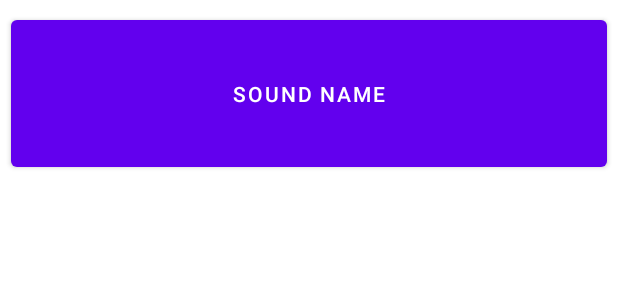
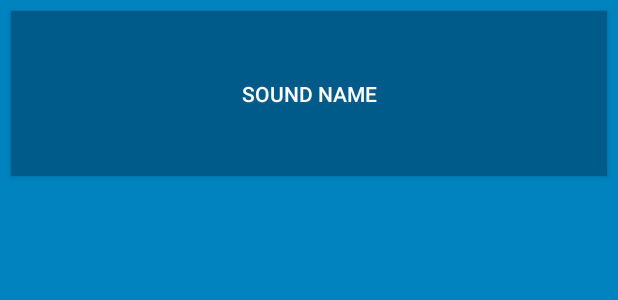
Before and after one commit to lindrid/BeatBox, an Android app: the layout list_item_sound.xml on its own in the app's theme, with its tools: preview values and no code run, on a phone screen of 412 x 824 dp. Shown: the top 300 px of the screen. Run offline under Robolectric (Android 15) with nearby library versions, the phone set to English and light mode, and no system bars.

Commit message:
end of themes and styles, 21 chapter

```diff
--- a/app/src/main/AndroidManifest.xml
+++ b/app/src/main/AndroidManifest.xml
@@ -8,7 +8,7 @@
         android:label="@string/app_name"
         android:roundIcon="@mipmap/ic_launcher_round"
         android:supportsRtl="true"
-        android:theme="@style/Theme.MyApplication">
+        android:theme="@style/AppTheme">
         <activity android:name="com.example.beatbox.MainActivity">
             <intent-filter>
                 <action android:name="android.intent.action.MAIN" />
--- a/app/src/main/res/layout/list_item_sound.xml
+++ b/app/src/main/res/layout/list_item_sound.xml
@@ -9,6 +9,7 @@
         />
     </data>
     <Button
+        style="@style/BeatBoxButton"
         android:layout_width="match_parent"
         android:layout_height="110dp"
         android:padding="7dp"
--- a/app/src/main/res/values/colors.xml
+++ b/app/src/main/res/values/colors.xml
@@ -7,4 +7,15 @@
     <color name="teal_700">#FF018786</color>
     <color name="black">#FF000000</color>
     <color name="white">#FFFFFFFF</color>
+
+    <color name="colorPrimary">#008577</color>
+    <color name="colorPrimaryDark">#00574B</color>
+    <color name="colorAccent">#D81B60</color>
+
+    <color name="red">#F44336</color>
+    <color name="dark_red">#C3352B</color>
+    <color name="gray">#607D8B</color>
+    <color name="soothing_blue">#0083BF</color>
+    <color name="dark_blue">#005A8A</color>
+
 </resources>
--- /dev/null
+++ b/app/src/main/res/values/styles.xml
@@ -0,0 +1,15 @@
+<?xml version="1.0" encoding="utf-8"?>
+<resources>
+    <style name="AppTheme" parent="Theme.AppCompat">
+        <item name="colorPrimary">@color/red</item>
+        <item name="android:colorPrimaryDark">@color/dark_red</item>
+        <item name="android:colorAccent">@color/gray</item>
+
+        <item name="android:windowBackground">@color/soothing_blue</item>
+        <item name="buttonStyle">@style/BeatBoxButton</item>
+    </style>
+
+    <style name="BeatBoxButton" parent="Widget.AppCompat.Button">
+        <item name="android:background">@color/dark_blue</item>
+    </style>
+</resources>
--- a/app/src/main/res/values/themes.xml
+++ b/app/src/main/res/values/themes.xml
@@ -13,4 +13,8 @@
         <item name="android:statusBarColor" tools:targetApi="l">?attr/colorPrimaryVariant</item>
         <!-- Customize your theme here. -->
     </style>
+
+    <style name="Theme.App" parent="Theme.AppCompat.Light.DarkActionBar">
+
+    </style>
 </resources>
```
Also changed, not shown: app/src/main/java/com/example/beatbox/MainActivity.kt (+6 -6 lines).
